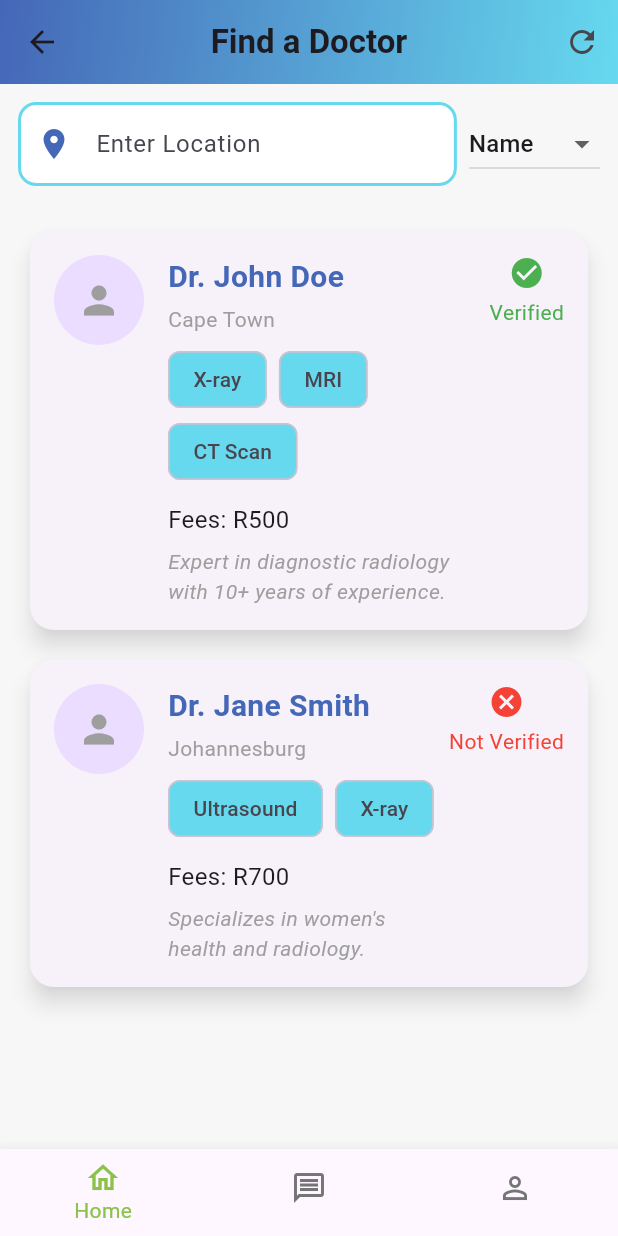
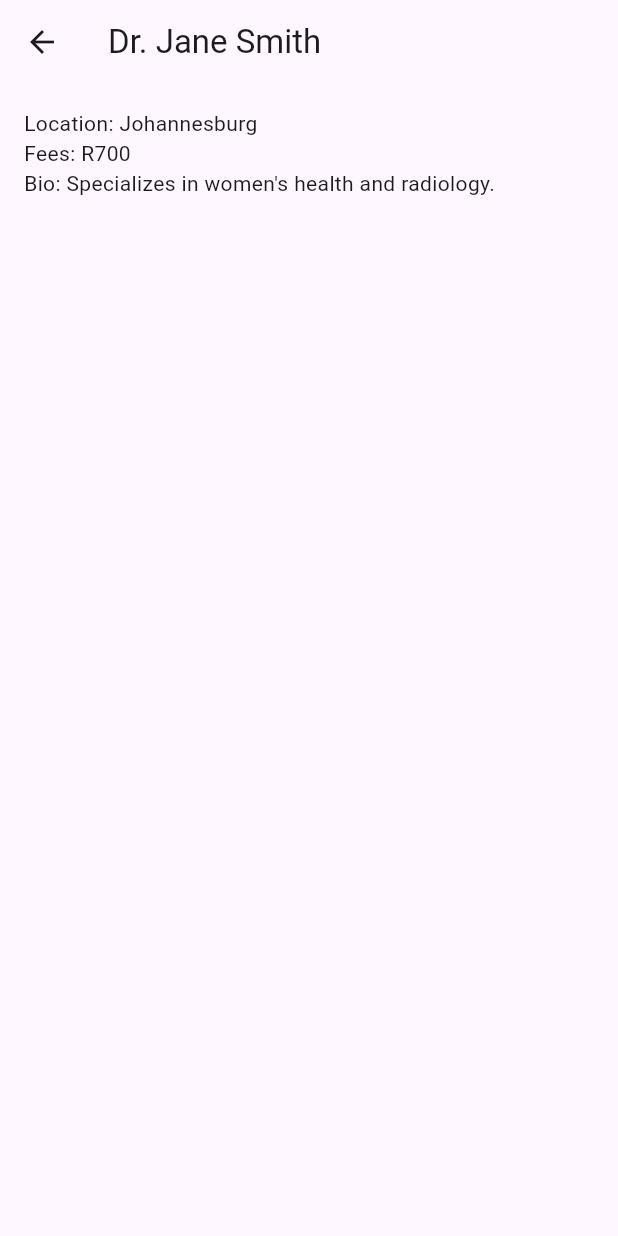
Before and after one commit to Mphare1/Care_connect_alx, a Flutter app: the DocProfiles screen opened directly, after a tap on "Dr. Jane Smith", on a phone screen of 412 x 824 dp. Run offline on Flutter 3.47's test engine with Material 3 defaults, Android fonts, the phone set to English and light mode, and no system bars; our stand-ins replace table_calendar.

Commit message:
add a star rating system to represent the ratings of doctors

```diff
--- a/lib/home_patience.dart
+++ b/lib/home_patience.dart
@@ -21,8 +21,8 @@ class _HomeScreenState extends State<HomeScreen> {
   ];
 
   List<Map<String, dynamic>> upcomingAppointments = [
-    {"doctor": "Dr. Green", "date": DateTime(2024, 10, 15)},
-    {"doctor": "Dr. Blue", "date": DateTime(2024, 10, 20)},
+    // {"doctor": "Dr. Green", "date": DateTime(2024, 10, 15)},
+    // {"doctor": "Dr. Blue", "date": DateTime(2024, 10, 20)},
   ];
 
   @override
--- a/lib/profiles/doc_profile.dart
+++ b/lib/profiles/doc_profile.dart
@@ -11,7 +11,7 @@ class _DocProfilesState extends State<DocProfiles> {
   String _selectedSortOption = 'Name';
   TextEditingController _locationController = TextEditingController();
 
-  // Sample doctor data (replace with real data)
+  // Sample doctor data with ratings (replace with real data)
   List<Map<String, dynamic>> doctors = [
     {
       "name": "Dr. John Doe",
@@ -21,6 +21,7 @@ class _DocProfilesState extends State<DocProfiles> {
       "bio": "Expert in diagnostic radiology with 10+ years of experience.",
       "profilePic": null,
       "verified": true,
+      "rating": 4.5, // New field for rating
     },
     {
       "name": "Dr. Jane Smith",
@@ -30,8 +31,43 @@ class _DocProfilesState extends State<DocProfiles> {
       "bio": "Specializes in women's health and radiology.",
       "profilePic": null,
       "verified": false,
+      "rating": 3.0, // New field for rating
     },
   ];
+
+  List<Map<String, dynamic>> sortedDoctors() {
+    List<Map<String, dynamic>> sortedList = List.from(doctors);
+
+    if (_selectedSortOption == 'Name') {
+      sortedList.sort((a, b) => a['name'].compareTo(b['name']));
+    } else if (_selectedSortOption == 'Fees') {
+      sortedList.sort((a, b) =>
+          int.parse(a['fees'].replaceAll(RegExp(r'[^0-9]'), '')) -
+          int.parse(b['fees'].replaceAll(RegExp(r'[^0-9]'), '')));
+    } else if (_selectedSortOption == 'Location') {
+      sortedList.sort((a, b) => a['location'].compareTo(b['location']));
+    }
+
+    return sortedList;
+  }
+
+  // Method to build star rating
+  Widget buildStarRating(double rating) {
+    int fullStars = rating.floor();
+    bool hasHalfStar = rating - fullStars >= 0.5;
+
+    return Row(
+      children: List.generate(5, (index) {
+        if (index < fullStars) {
+          return const Icon(Icons.star, color: Colors.amber);
+        } else if (index == fullStars && hasHalfStar) {
+          return const Icon(Icons.star_half, color: Colors.amber);
+        } else {
+          return const Icon(Icons.star_border, color: Colors.amber);
+        }
+      }),
+    );
+  }
 
   @override
   Widget build(BuildContext context) {
@@ -56,7 +92,11 @@ class _DocProfilesState extends State<DocProfiles> {
         centerTitle: true,
         actions: [
           IconButton(
-            onPressed: () {},
+            onPressed: () {
+              setState(() {
+                // Refresh the list or perform any needed action
+              });
+            },
             icon: const Icon(Icons.refresh),
           ),
         ],
@@ -93,23 +133,16 @@ class _DocProfilesState extends State<DocProfiles> {
                         enabledBorder: OutlineInputBorder(
                           borderRadius: BorderRadius.circular(12),
                           borderSide: const BorderSide(
-                            color: Color(0xFF66d9ef), // Soothing Blue Border
-                            width: 2,
-                          ),
+                              color: Color(0xFF66d9ef),
+                              width: 2), // Soothing Blue Border
                         ),
                         focusedBorder: OutlineInputBorder(
                           borderRadius: BorderRadius.circular(12),
                           borderSide: const BorderSide(
-                            color: Color(0xFF8bc34a), // Connect Green Border
-                            width: 2,
-                          ),
+                              color: Color(0xFF8bc34a),
+                              width: 2), // Connect Green Border
                         ),
                       ),
-                      onChanged: (value) {
-                        setState(() {
-                          // Redraw for suffix icon update
-                        });
-                      },
                     ),
                   ),
                   const SizedBox(width: 8),
@@ -135,13 +168,20 @@ class _DocProfilesState extends State<DocProfiles> {
             // Scrollable list of doctors
             Expanded(
               child: ListView.builder(
-                itemCount: doctors.length,
+                itemCount: sortedDoctors().length,
                 itemBuilder: (context, index) {
-                  final doctor = doctors[index];
+                  final doctor = sortedDoctors()[index];
 
                   return GestureDetector(
                     onTap: () {
-                      // Navigate to detailed doctor profile
+                      // Navigate to detailed doctor profile (implement navigation here)
+                      Navigator.push(
+                        context,
+                        MaterialPageRoute(
+                          builder: (context) =>
+                              DoctorDetailPage(doctor: doctor),
+                        ),
+                      );
                     },
                     child: Card(
                       elevation: 6,
@@ -189,6 +229,9 @@ class _DocProfilesState extends State<DocProfiles> {
                                         fontSize: 14, color: Colors.grey),
                                   ),
                                   const SizedBox(height: 6),
+                                  buildStarRating(
+                                      doctor["rating"]), // Star rating widget
+                                  const SizedBox(height: 10),
                                   Wrap(
                                     spacing: 8.0,
                                     children: doctor["scans"]
@@ -248,7 +291,6 @@ class _DocProfilesState extends State<DocProfiles> {
           ],
         ),
       ),
-
       // Bottom navigation bar
       bottomNavigationBar: BottomNavigationBar(
         items: const [
@@ -277,3 +319,31 @@ class _DocProfilesState extends State<DocProfiles> {
     );
   }
 }
+
+// Example of a Doctor Detail Page
+class DoctorDetailPage extends StatelessWidget {
+  final Map<String, dynamic> doctor;
+
+  const DoctorDetailPage({super.key, required this.doctor});
+
+  @override
+  Widget build(BuildContext context) {
+    return Scaffold(
+      appBar: AppBar(
+        title: Text(doctor['name']),
+      ),
+      body: Padding(
+        padding: const EdgeInsets.all(16.0),
+        child: Column(
+          crossAxisAlignment: CrossAxisAlignment.start,
+          children: [
+            Text("Location: ${doctor['location']}"),
+            Text("Fees: ${doctor['fees']}"),
+            Text("Bio: ${doctor['bio']}"),
+            // Add more details as needed
+          ],
+        ),
+      ),
+    );
+  }
+}
```
